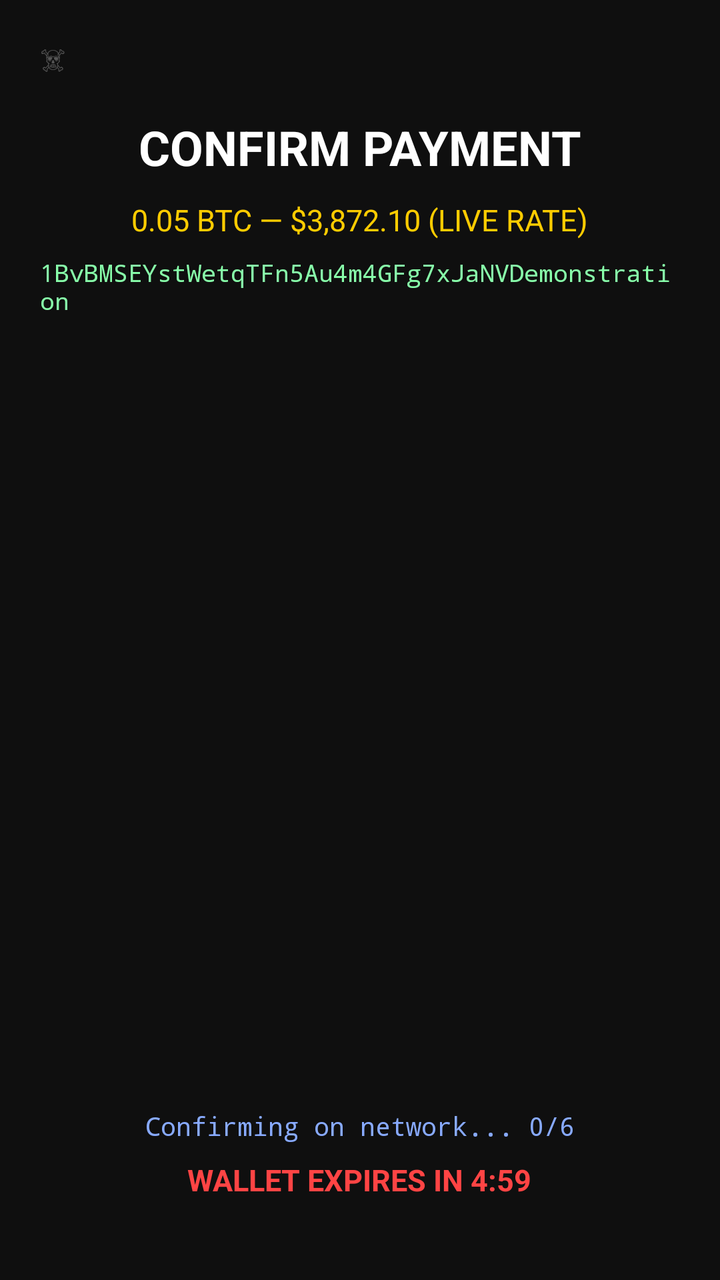
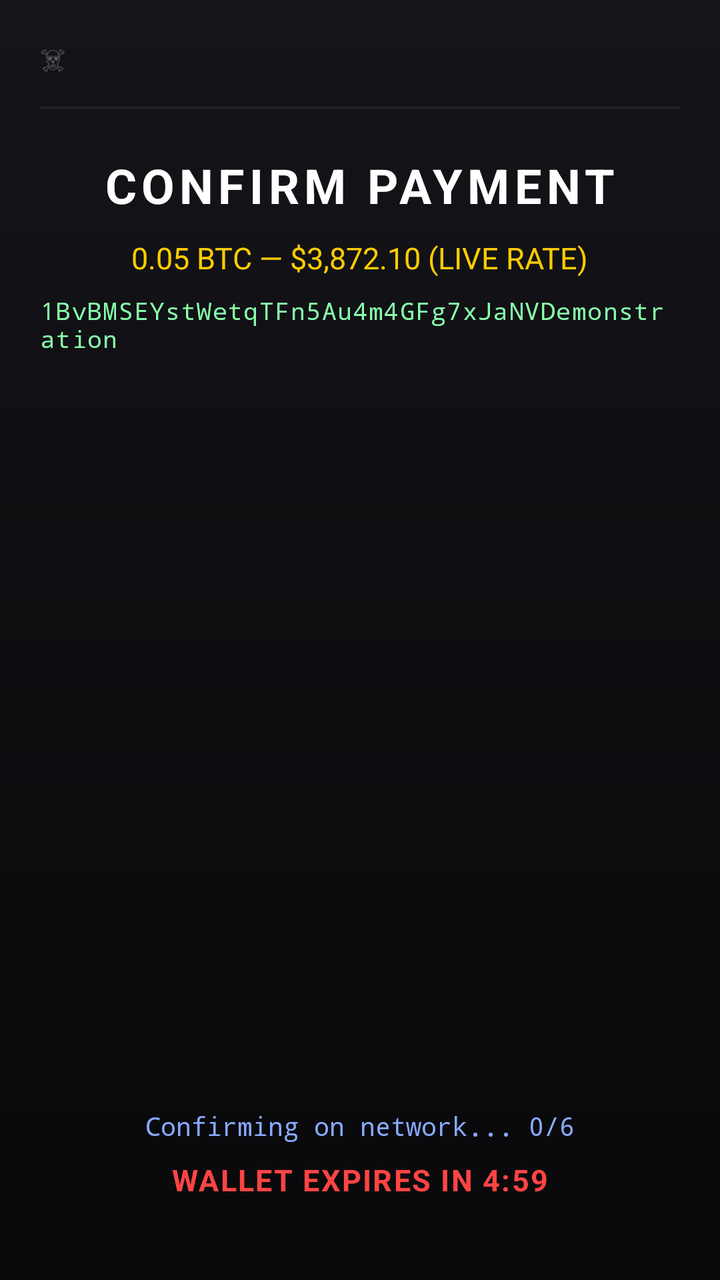

An Android layout rendered at two revisions. The XML below is the earlier revision; the diff shows what the commit changed to produce the second picture.
<!-- AndroidManifest.xml: application theme Theme.AppCompat.NoActionBar -->
<!-- res/layout/payment_screen.xml -->
<?xml version="1.0" encoding="utf-8"?>
<LinearLayout xmlns:android="http://schemas.android.com/apk/res/android"
    android:layout_width="match_parent"
    android:layout_height="match_parent"
    android:background="#0f0f0f"
    android:gravity="center_horizontal"
    android:orientation="vertical"
    android:padding="20dp">

    <TextView
        android:id="@+id/paymentSkull"
        android:layout_width="wrap_content"
        android:layout_height="wrap_content"
        android:layout_gravity="start"
        android:alpha="0.30"
        android:text="☠"
        android:textColor="#ffffff"
        android:textSize="14sp"/>

    <TextView
        android:id="@+id/paymentTitle"
        android:layout_width="wrap_content"
        android:layout_height="wrap_content"
        android:layout_marginTop="18dp"
        android:text="CONFIRM PAYMENT"
        android:textColor="#ffffff"
        android:textSize="24sp"
        android:textStyle="bold"/>

    <TextView
        android:id="@+id/paymentAmount"
        android:layout_width="wrap_content"
        android:layout_height="wrap_content"
        android:layout_marginTop="10dp"
        android:text="0.05 BTC — $3,872.10 (LIVE RATE)"
        android:textColor="#ffcc00"
        android:textSize="15sp"/>

    <TextView
        android:id="@+id/paymentAddress"
        android:layout_width="wrap_content"
        android:layout_height="wrap_content"
        android:layout_marginTop="8dp"
        android:fontFamily="monospace"
        android:text="1BvBMSEYstWetqTFn5Au4m4GFg7xJaNVDemonstration"
        android:textColor="#88ffaa"
        android:textSize="12sp"/>

    <FrameLayout
        android:id="@+id/qrSlot"
        android:layout_width="match_parent"
        android:layout_height="0dp"
        android:layout_marginTop="18dp"
        android:layout_weight="1"/>

    <TextView
        android:id="@+id/paymentProgress"
        android:layout_width="wrap_content"
        android:layout_height="wrap_content"
        android:layout_marginTop="12dp"
        android:fontFamily="monospace"
        android:text="Confirming on network... 0/6"
        android:textColor="#88aaff"
        android:textSize="13sp"/>

    <TextView
        android:id="@+id/paymentExpiry"
        android:layout_width="wrap_content"
        android:layout_height="wrap_content"
        android:layout_marginTop="8dp"
        android:layout_marginBottom="20dp"
        android:text="WALLET EXPIRES IN 4:59"
        android:textColor="#ff4444"
        android:textSize="15sp"
        android:textStyle="bold"/>
</LinearLayout>
<!-- resources referenced by this layout -->
<resources>

</resources>

<!-- the commit's change to res/layout/payment_screen.xml (unified diff, before → after) -->
@@ -2,7 +2,7 @@
 <LinearLayout xmlns:android="http://schemas.android.com/apk/res/android"
     android:layout_width="match_parent"
     android:layout_height="match_parent"
-    android:background="#0f0f0f"
+    android:background="@drawable/bg_payment"
     android:gravity="center_horizontal"
     android:orientation="vertical"
     android:padding="20dp">
@@ -17,11 +17,18 @@
         android:textColor="#ffffff"
         android:textSize="14sp"/>
 
+    <View
+        android:layout_width="match_parent"
+        android:layout_height="1dp"
+        android:layout_marginTop="14dp"
+        android:background="#ff22222e"/>
+
     <TextView
         android:id="@+id/paymentTitle"
         android:layout_width="wrap_content"
         android:layout_height="wrap_content"
-        android:layout_marginTop="18dp"
+        android:layout_marginTop="22dp"
+        android:letterSpacing="0.10"
         android:text="CONFIRM PAYMENT"
         android:textColor="#ffffff"
         android:textSize="24sp"
@@ -42,6 +49,7 @@
         android:layout_height="wrap_content"
         android:layout_marginTop="8dp"
         android:fontFamily="monospace"
+        android:letterSpacing="0.04"
         android:text="1BvBMSEYstWetqTFn5Au4m4GFg7xJaNVDemonstration"
         android:textColor="#88ffaa"
         android:textSize="12sp"/>
@@ -69,6 +77,7 @@
         android:layout_height="wrap_content"
         android:layout_marginTop="8dp"
         android:layout_marginBottom="20dp"
+        android:letterSpacing="0.05"
         android:text="WALLET EXPIRES IN 4:59"
         android:textColor="#ff4444"
         android:textSize="15sp"
<!-- resource entries referenced after the edit -->
@@ -1,5 +1,13 @@
 <!-- resources referenced by this layout -->
 <resources>
-
+  <!-- drawable bg_payment (drawable) -->
+  <?xml version="1.0" encoding="utf-8"?>
+  <shape xmlns:android="http://schemas.android.com/apk/res/android"
+      android:shape="rectangle">
+      <gradient
+          android:angle="270"
+          android:endColor="#09090b"
+          android:startColor="#141419" />
+  </shape>
 </resources>
 
